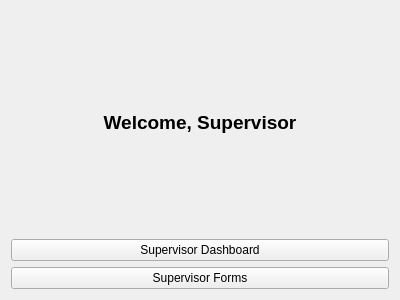
Above: ui/SupervisorChoiceWindow.ui from KALU56/bloodbank before the change. Below: the same form after it.
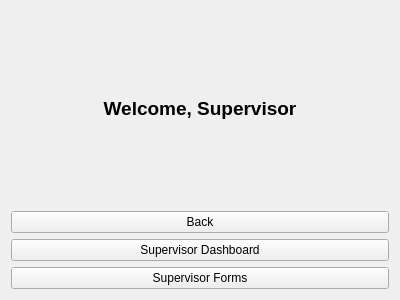
That is the form after the change.

Diff of the .ui file:
```diff
--- a/ui/SupervisorChoiceWindow.ui
+++ b/ui/SupervisorChoiceWindow.ui
@@ -30,6 +30,13 @@
      </property>
     </widget>
    </item>
+   <item>
+    <widget class="QPushButton" name="backButton">
+     <property name="text">
+      <string>Back</string>
+     </property>
+    </widget>
+   </item>
    <item>
     <widget class="QPushButton" name="dashboardButton">
      <property name="text">
```
